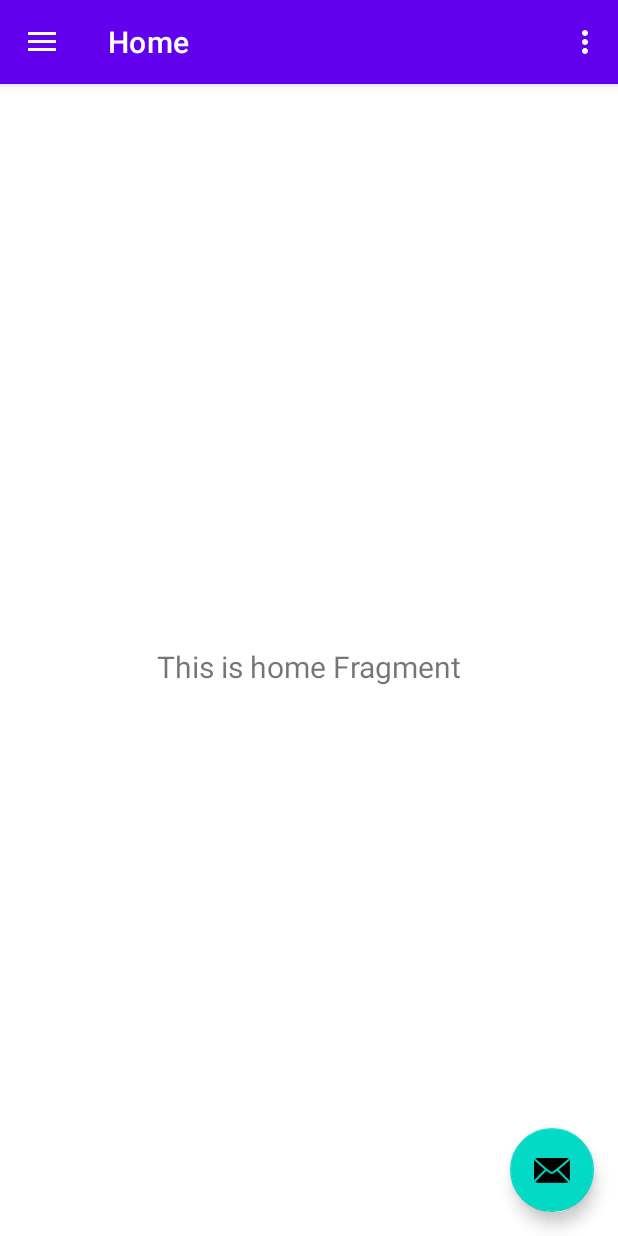
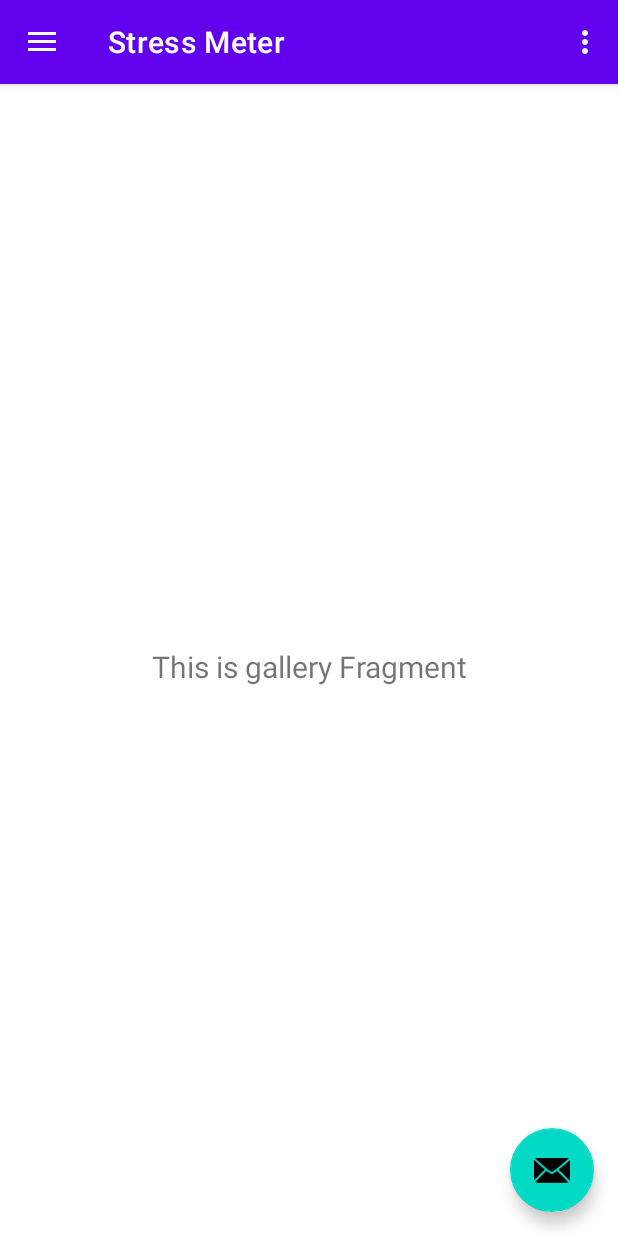
Before and after one commit to shotarokuma/stress-master, an Android app: the screen it shows after launch (MainActivity), on a phone screen of 412 x 824 dp. Run offline under Robolectric (Android 15) with nearby library versions, the phone set to English and light mode, and no system bars; our stand-ins replace navigation-ui.

Commit message:
create template

```diff
--- a/app/build.gradle
+++ b/app/build.gradle
@@ -41,7 +41,7 @@ dependencies {
     implementation 'com.google.android.material:material:1.6.1'
     implementation 'androidx.constraintlayout:constraintlayout:2.1.4'
     implementation 'androidx.lifecycle:lifecycle-livedata-ktx:2.3.1'
-    implementation 'androidx.lifecycle:lifecycle-viewmodel-ktx:2.3.1'
+    implementation 'androidx.lifecycle:lifecycle-viewmodel-ktx:2.4.0'
     implementation 'androidx.navigation:navigation-fragment-ktx:2.3.5'
     implementation 'androidx.navigation:navigation-ui-ktx:2.3.5'
     testImplementation 'junit:junit:4.13.2'
--- a/app/src/main/java/com/example/shotaro_kumagai_stress_master/MainActivity.kt
+++ b/app/src/main/java/com/example/shotaro_kumagai_stress_master/MainActivity.kt
@@ -37,7 +37,7 @@ class MainActivity : AppCompatActivity() {
         // menu should be considered as top level destinations.
         appBarConfiguration = AppBarConfiguration(
             setOf(
-                R.id.nav_home, R.id.nav_gallery, R.id.nav_slideshow
+                R.id.nav_stressMeter, R.id.nav_results
             ), drawerLayout
         )
         setupActionBarWithNavController(navController, appBarConfiguration)
--- a/app/src/main/java/com/example/shotaro_kumagai_stress_master/ui/gallery/GalleryFragment.kt
+++ /dev/null
@@ -1,42 +0,0 @@
-package com.example.shotaro_kumagai_stress_master.ui.gallery
-
-import android.os.Bundle
-import android.view.LayoutInflater
-import android.view.View
-import android.view.ViewGroup
-import android.widget.TextView
-import androidx.fragment.app.Fragment
-import androidx.lifecycle.ViewModelProvider
-import com.example.shotaro_kumagai_stress_master.databinding.FragmentGalleryBinding
-
-class GalleryFragment : Fragment() {
-
-    private var _binding: FragmentGalleryBinding? = null
-
-    // This property is only valid between onCreateView and
-    // onDestroyView.
-    private val binding get() = _binding!!
-
-    override fun onCreateView(
-        inflater: LayoutInflater,
-        container: ViewGroup?,
-        savedInstanceState: Bundle?
-    ): View {
-        val galleryViewModel =
-            ViewModelProvider(this).get(GalleryViewModel::class.java)
-
-        _binding = FragmentGalleryBinding.inflate(inflater, container, false)
-        val root: View = binding.root
-
-        val textView: TextView = binding.textGallery
-        galleryViewModel.text.observe(viewLifecycleOwner) {
-            textView.text = it
-        }
-        return root
-    }
-
-    override fun onDestroyView() {
-        super.onDestroyView()
-        _binding = null
-    }
-}
--- a/app/src/main/java/com/example/shotaro_kumagai_stress_master/ui/gallery/GalleryViewModel.kt
+++ /dev/null
@@ -1,13 +0,0 @@
-package com.example.shotaro_kumagai_stress_master.ui.gallery
-
-import androidx.lifecycle.LiveData
-import androidx.lifecycle.MutableLiveData
-import androidx.lifecycle.ViewModel
-
-class GalleryViewModel : ViewModel() {
-
-    private val _text = MutableLiveData<String>().apply {
-        value = "This is gallery Fragment"
-    }
-    val text: LiveData<String> = _text
-}
--- a/app/src/main/java/com/example/shotaro_kumagai_stress_master/ui/home/HomeFragment.kt
+++ b/app/src/main/java/com/example/shotaro_kumagai_stress_master/ui/results/ResultsFragment.kt
@@ -1,4 +1,4 @@
-package com.example.shotaro_kumagai_stress_master.ui.home
+package com.example.shotaro_kumagai_stress_master.ui.results
 
 import android.os.Bundle
 import android.view.LayoutInflater
@@ -7,11 +7,12 @@ import android.view.ViewGroup
 import android.widget.TextView
 import androidx.fragment.app.Fragment
 import androidx.lifecycle.ViewModelProvider
-import com.example.shotaro_kumagai_stress_master.databinding.FragmentHomeBinding
+import com.example.shotaro_kumagai_stress_master.databinding.FragmentResultsBinding
+import com.example.shotaro_kumagai_stress_master.ui.results.ResultsViewModel
 
-class HomeFragment : Fragment() {
+class SlideshowFragment : Fragment() {
 
-    private var _binding: FragmentHomeBinding? = null
+    private var _binding: FragmentResultsBinding? = null
 
     // This property is only valid between onCreateView and
     // onDestroyView.
@@ -22,14 +23,14 @@ class HomeFragment : Fragment() {
         container: ViewGroup?,
         savedInstanceState: Bundle?
     ): View {
-        val homeViewModel =
-            ViewModelProvider(this).get(HomeViewModel::class.java)
+        val slideshowViewModel =
+            ViewModelProvider(this).get(ResultsViewModel::class.java)
 
-        _binding = FragmentHomeBinding.inflate(inflater, container, false)
+        _binding = FragmentResultsBinding.inflate(inflater, container, false)
         val root: View = binding.root
 
-        val textView: TextView = binding.textHome
-        homeViewModel.text.observe(viewLifecycleOwner) {
+        val textView: TextView = binding.textSlideshow
+        slideshowViewModel.text.observe(viewLifecycleOwner) {
             textView.text = it
         }
         return root
--- a/app/src/main/java/com/example/shotaro_kumagai_stress_master/ui/home/HomeViewModel.kt
+++ b/app/src/main/java/com/example/shotaro_kumagai_stress_master/ui/results/ResultsViewModel.kt
@@ -1,13 +1,13 @@
-package com.example.shotaro_kumagai_stress_master.ui.home
+package com.example.shotaro_kumagai_stress_master.ui.results
 
 import androidx.lifecycle.LiveData
 import androidx.lifecycle.MutableLiveData
 import androidx.lifecycle.ViewModel
 
-class HomeViewModel : ViewModel() {
+class ResultsViewModel : ViewModel() {
 
     private val _text = MutableLiveData<String>().apply {
-        value = "This is home Fragment"
+        value = "This is slideshow Fragment"
     }
     val text: LiveData<String> = _text
 }
--- a/app/src/main/java/com/example/shotaro_kumagai_stress_master/ui/slideshow/SlideshowFragment.kt
+++ b/app/src/main/java/com/example/shotaro_kumagai_stress_master/ui/stressMeter/StressMeterFragment.kt
@@ -1,4 +1,4 @@
-package com.example.shotaro_kumagai_stress_master.ui.slideshow
+package com.example.shotaro_kumagai_stress_master.ui.stressMeter
 
 import android.os.Bundle
 import android.view.LayoutInflater
@@ -7,11 +7,11 @@ import android.view.ViewGroup
 import android.widget.TextView
 import androidx.fragment.app.Fragment
 import androidx.lifecycle.ViewModelProvider
-import com.example.shotaro_kumagai_stress_master.databinding.FragmentSlideshowBinding
+import com.example.shotaro_kumagai_stress_master.databinding.FragmentStressMeterBinding
 
-class SlideshowFragment : Fragment() {
+class StressMeterFragment : Fragment() {
 
-    private var _binding: FragmentSlideshowBinding? = null
+    private var _binding: FragmentStressMeterBinding? = null
 
     // This property is only valid between onCreateView and
     // onDestroyView.
@@ -22,14 +22,14 @@ class SlideshowFragment : Fragment() {
         container: ViewGroup?,
         savedInstanceState: Bundle?
     ): View {
-        val slideshowViewModel =
-            ViewModelProvider(this).get(SlideshowViewModel::class.java)
+        val stressMeterViewModel =
+            ViewModelProvider(this).get(StressMeterViewModel::class.java)
 
-        _binding = FragmentSlideshowBinding.inflate(inflater, container, false)
+        _binding = FragmentStressMeterBinding.inflate(inflater, container, false)
         val root: View = binding.root
 
-        val textView: TextView = binding.textSlideshow
-        slideshowViewModel.text.observe(viewLifecycleOwner) {
+        val textView: TextView = binding.textGallery
+        stressMeterViewModel.text.observe(viewLifecycleOwner) {
             textView.text = it
         }
         return root
--- a/app/src/main/java/com/example/shotaro_kumagai_stress_master/ui/slideshow/SlideshowViewModel.kt
+++ b/app/src/main/java/com/example/shotaro_kumagai_stress_master/ui/stressMeter/StressMeterViewModel.kt
@@ -1,13 +1,13 @@
-package com.example.shotaro_kumagai_stress_master.ui.slideshow
+package com.example.shotaro_kumagai_stress_master.ui.stressMeter
 
 import androidx.lifecycle.LiveData
 import androidx.lifecycle.MutableLiveData
 import androidx.lifecycle.ViewModel
 
-class SlideshowViewModel : ViewModel() {
+class StressMeterViewModel : ViewModel() {
 
     private val _text = MutableLiveData<String>().apply {
-        value = "This is slideshow Fragment"
+        value = "This is gallery Fragment"
     }
     val text: LiveData<String> = _text
 }
--- /dev/null
+++ b/app/src/main/res/drawable/ic_baseline_article_24.xml
@@ -0,0 +1,5 @@
+<vector android:autoMirrored="true" android:height="24dp"
+    android:tint="#000000" android:viewportHeight="24"
+    android:viewportWidth="24" android:width="24dp" xmlns:android="http://schemas.android.com/apk/res/android">
+    <path android:fillColor="@android:color/white" android:pathData="M19,3L5,3c-1.1,0 -2,0.9 -2,2v14c0,1.1 0.9,2 2,2h14c1.1,0 2,-0.9 2,-2L21,5c0,-1.1 -0.9,-2 -2,-2zM14,17L7,17v-2h7v2zM17,13L7,13v-2h10v2zM17,9L7,9L7,7h10v2z"/>
+</vector>
--- /dev/null
+++ b/app/src/main/res/drawable/ic_heart.xml
@@ -0,0 +1,10 @@
+<vector xmlns:android="http://schemas.android.com/apk/res/android"
+    android:width="1200dp"
+    android:height="1200dp"
+    android:viewportWidth="1200"
+    android:viewportHeight="1200">
+  <path
+      android:pathData="M320,111.6c-1.9,0.2 -8,0.9 -13.5,1.5 -5.5,0.5 -15.4,2.1 -22,3.4 -72.7,14.5 -133.8,55.1 -174,115.5 -9.6,14.4 -24.1,43.7 -29.5,59.5 -12.8,37.3 -16.7,65.3 -15.7,112.9 0.8,41.2 3.6,68.5 10.3,101.5 18.1,89.4 58.7,157.1 145,242.1 34.4,33.8 60,56.9 141.4,127.5 106.1,92 168.1,147.4 221.7,198.3l16.3,15.4 17.2,-16.3c54.5,-51.6 114.3,-105 224.3,-200.4 125.9,-109.2 169.3,-151.5 208.6,-203.5 49.8,-65.8 74.8,-133 82.9,-223.5 1.8,-19.7 2.4,-68.5 1.1,-83.1 -2.3,-25.3 -7,-47.4 -15.1,-70.9 -4.8,-14 -18.3,-42.1 -26.5,-55 -12.3,-19.3 -29,-39.3 -45,-53.8 -42.2,-38.1 -92.3,-61.3 -150.5,-69.4 -17.6,-2.4 -58.7,-2.4 -75.5,-0 -72.5,10.7 -135.7,46.5 -186.5,105.7 -8.7,10.2 -23,29.6 -29.2,39.7 -2.8,4.6 -5.4,8.3 -5.8,8.3 -0.4,-0 -2.4,-2.8 -4.5,-6.3 -12.6,-20.6 -29.6,-41.8 -49,-61.3 -26,-26 -51,-44.1 -82,-59.4 -39.5,-19.4 -74.3,-27.8 -118.5,-28.5 -12.4,-0.2 -24.1,-0.1 -26,0.1z"
+      android:fillColor="#000000"
+      android:strokeColor="#00000000"/>
+</vector>
--- a/app/src/main/res/drawable/ic_menu_camera.xml
+++ /dev/null
@@ -1,12 +0,0 @@
-<vector xmlns:android="http://schemas.android.com/apk/res/android"
-    android:width="24dp"
-    android:height="24dp"
-    android:viewportWidth="24.0"
-    android:viewportHeight="24.0">
-    <path
-        android:fillColor="#FF000000"
-        android:pathData="M12,12m-3.2,0a3.2,3.2 0,1 1,6.4 0a3.2,3.2 0,1 1,-6.4 0" />
-    <path
-        android:fillColor="#FF000000"
-        android:pathData="M9,2L7.17,4H4c-1.1,0 -2,0.9 -2,2v12c0,1.1 0.9,2 2,2h16c1.1,0 2,-0.9 2,-2V6c0,-1.1 -0.9,-2 -2,-2h-3.17L15,2H9zm3,15c-2.76,0 -5,-2.24 -5,-5s2.24,-5 5,-5 5,2.24 5,5 -2.24,5 -5,5z" />
-</vector>
--- a/app/src/main/res/drawable/ic_menu_gallery.xml
+++ /dev/null
@@ -1,9 +0,0 @@
-<vector xmlns:android="http://schemas.android.com/apk/res/android"
-    android:width="24dp"
-    android:height="24dp"
-    android:viewportWidth="24.0"
-    android:viewportHeight="24.0">
-    <path
-        android:fillColor="#FF000000"
-        android:pathData="M22,16V4c0,-1.1 -0.9,-2 -2,-2H8c-1.1,0 -2,0.9 -2,2v12c0,1.1 0.9,2 2,2h12c1.1,0 2,-0.9 2,-2zm-11,-4l2.03,2.71L16,11l4,5H8l3,-4zM2,6v14c0,1.1 0.9,2 2,2h14v-2H4V6H2z" />
-</vector>
--- a/app/src/main/res/drawable/ic_menu_slideshow.xml
+++ /dev/null
@@ -1,9 +0,0 @@
-<vector xmlns:android="http://schemas.android.com/apk/res/android"
-    android:width="24dp"
-    android:height="24dp"
-    android:viewportWidth="24.0"
-    android:viewportHeight="24.0">
-    <path
-        android:fillColor="#FF000000"
-        android:pathData="M4,6H2v14c0,1.1 0.9,2 2,2h14v-2H4V6zm16,-4H8c-1.1,0 -2,0.9 -2,2v12c0,1.1 0.9,2 2,2h12c1.1,0 2,-0.9 2,-2V4c0,-1.1 -0.9,-2 -2,-2zm-8,12.5v-9l6,4.5 -6,4.5z" />
-</vector>
--- a/app/src/main/res/layout/fragment_home.xml
+++ /dev/null
@@ -1,22 +0,0 @@
-<?xml version="1.0" encoding="utf-8"?>
-<androidx.constraintlayout.widget.ConstraintLayout xmlns:android="http://schemas.android.com/apk/res/android"
-    xmlns:app="http://schemas.android.com/apk/res-auto"
-    xmlns:tools="http://schemas.android.com/tools"
-    android:layout_width="match_parent"
-    android:layout_height="match_parent"
-    tools:context=".ui.home.HomeFragment">
-
-    <TextView
-        android:id="@+id/text_home"
-        android:layout_width="match_parent"
-        android:layout_height="wrap_content"
-        android:layout_marginStart="8dp"
-        android:layout_marginTop="8dp"
-        android:layout_marginEnd="8dp"
-        android:textAlignment="center"
-        android:textSize="20sp"
-        app:layout_constraintBottom_toBottomOf="parent"
-        app:layout_constraintEnd_toEndOf="parent"
-        app:layout_constraintStart_toStartOf="parent"
-        app:layout_constraintTop_toTopOf="parent" />
-</androidx.constraintlayout.widget.ConstraintLayout>
--- a/app/src/main/res/layout/fragment_slideshow.xml
+++ b/app/src/main/res/layout/fragment_results.xml
@@ -4,7 +4,7 @@
     xmlns:tools="http://schemas.android.com/tools"
     android:layout_width="match_parent"
     android:layout_height="match_parent"
-    tools:context=".ui.slideshow.SlideshowFragment">
+    tools:context=".ui.results.SlideshowFragment">
 
     <TextView
         android:id="@+id/text_slideshow"
--- a/app/src/main/res/layout/fragment_gallery.xml
+++ b/app/src/main/res/layout/fragment_stress_meter.xml
@@ -4,7 +4,7 @@
     xmlns:tools="http://schemas.android.com/tools"
     android:layout_width="match_parent"
     android:layout_height="match_parent"
-    tools:context=".ui.gallery.GalleryFragment">
+    tools:context=".ui.stressMeter.StressMeterFragment">
 
     <TextView
         android:id="@+id/text_gallery"
--- a/app/src/main/res/layout/nav_header_main.xml
+++ b/app/src/main/res/layout/nav_header_main.xml
@@ -24,7 +24,7 @@
         android:layout_width="match_parent"
         android:layout_height="wrap_content"
         android:paddingTop="@dimen/nav_header_vertical_spacing"
-        android:text="@string/nav_header_title"
+        android:text="@string/stressMeter"
         android:textAppearance="@style/TextAppearance.AppCompat.Body1" />
 
     <TextView
--- a/app/src/main/res/menu/activity_main_drawer.xml
+++ b/app/src/main/res/menu/activity_main_drawer.xml
@@ -5,16 +5,12 @@
 
     <group android:checkableBehavior="single">
         <item
-            android:id="@+id/nav_home"
-            android:icon="@drawable/ic_menu_camera"
-            android:title="@string/menu_home" />
+            android:id="@+id/nav_stressMeter"
+            android:icon="@drawable/ic_heart"
+            android:title="@string/menu_stressMeter" />
         <item
-            android:id="@+id/nav_gallery"
-            android:icon="@drawable/ic_menu_gallery"
-            android:title="@string/menu_gallery" />
-        <item
-            android:id="@+id/nav_slideshow"
-            android:icon="@drawable/ic_menu_slideshow"
-            android:title="@string/menu_slideshow" />
+            android:id="@+id/nav_results"
+            android:icon="@drawable/ic_baseline_article_24"
+            android:title="@string/menu_results" />
     </group>
 </menu>
--- a/app/src/main/res/navigation/mobile_navigation.xml
+++ b/app/src/main/res/navigation/mobile_navigation.xml
@@ -3,23 +3,17 @@
     xmlns:app="http://schemas.android.com/apk/res-auto"
     xmlns:tools="http://schemas.android.com/tools"
     android:id="@+id/mobile_navigation"
-    app:startDestination="@+id/nav_home">
+    app:startDestination="@+id/nav_stressMeter">
 
     <fragment
-        android:id="@+id/nav_home"
-        android:name="com.example.shotaro_kumagai_stress_master.ui.home.HomeFragment"
-        android:label="@string/menu_home"
-        tools:layout="@layout/fragment_home" />
+        android:id="@+id/nav_stressMeter"
+        android:name="com.example.shotaro_kumagai_stress_master.ui.stressMeter.StressMeterFragment"
+        android:label="@string/stressMeter"
+        tools:layout="@layout/fragment_stress_meter" />
 
     <fragment
-        android:id="@+id/nav_gallery"
-        android:name="com.example.shotaro_kumagai_stress_master.ui.gallery.GalleryFragment"
-        android:label="@string/menu_gallery"
-        tools:layout="@layout/fragment_gallery" />
-
-    <fragment
-        android:id="@+id/nav_slideshow"
-        android:name="com.example.shotaro_kumagai_stress_master.ui.slideshow.SlideshowFragment"
-        android:label="@string/menu_slideshow"
-        tools:layout="@layout/fragment_slideshow" />
+        android:id="@+id/nav_results"
+        android:name="com.example.shotaro_kumagai_stress_master.ui.results.SlideshowFragment"
+        android:label="@string/results"
+        tools:layout="@layout/fragment_results" />
 </navigation>
--- a/app/src/main/res/values/strings.xml
+++ b/app/src/main/res/values/strings.xml
@@ -2,12 +2,13 @@
     <string name="app_name">Shotaro_Kumagai_Stress_Master</string>
     <string name="navigation_drawer_open">Open navigation drawer</string>
     <string name="navigation_drawer_close">Close navigation drawer</string>
-    <string name="nav_header_title">Android Studio</string>
-    <string name="nav_header_subtitle">android.studio@android.com</string>
     <string name="nav_header_desc">Navigation header</string>
     <string name="action_settings">Settings</string>
 
-    <string name="menu_home">Home</string>
-    <string name="menu_gallery">Gallery</string>
-    <string name="menu_slideshow">Slideshow</string>
+    <string name="menu_stressMeter">StressMeter</string>
+    <string name="menu_results">Results</string>
+    <string name="stressMeter">Stress Meter</string>
+    <string name="results">Results</string>
+    <string name="nav_header_title">Stress Meter</string>
+    <string name="nav_header_subtitle">shoutarou.kuma59@gmail.com</string>
 </resources>
```
